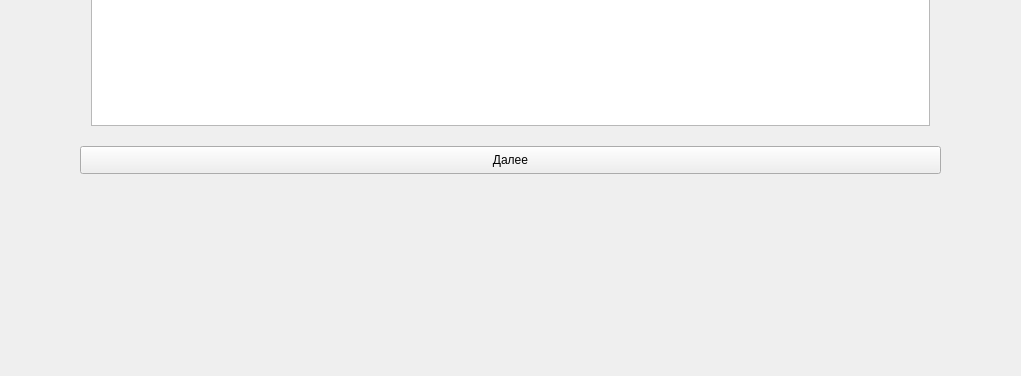
Old version of the form mainwindow.ui in the repository AndreyKuzmaDev/OPDProject; both pictures show x 0 to 1021 and y 381 to 757 of the 1417 by 757 pixel window.
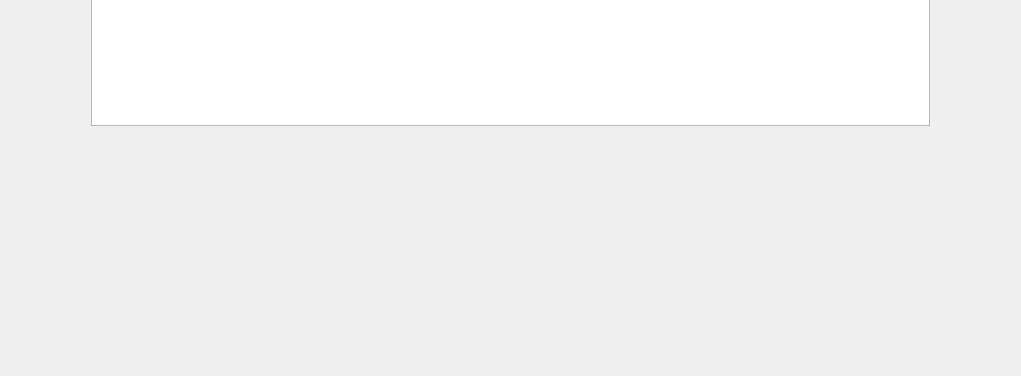
New version of the form.

Commit message: delete link

```diff
--- a/mainwindow.ui
+++ b/mainwindow.ui
@@ -43,19 +43,6 @@
      </item>
     </layout>
    </widget>
-   <widget class="QPushButton" name="pushButton">
-    <property name="geometry">
-     <rect>
-      <x>80</x>
-      <y>510</y>
-      <width>861</width>
-      <height>28</height>
-     </rect>
-    </property>
-    <property name="text">
-     <string>Далее</string>
-    </property>
-   </widget>
   </widget>
   <widget class="QMenuBar" name="menuBar">
    <property name="geometry">
```
The commit also changes 2 other files.
